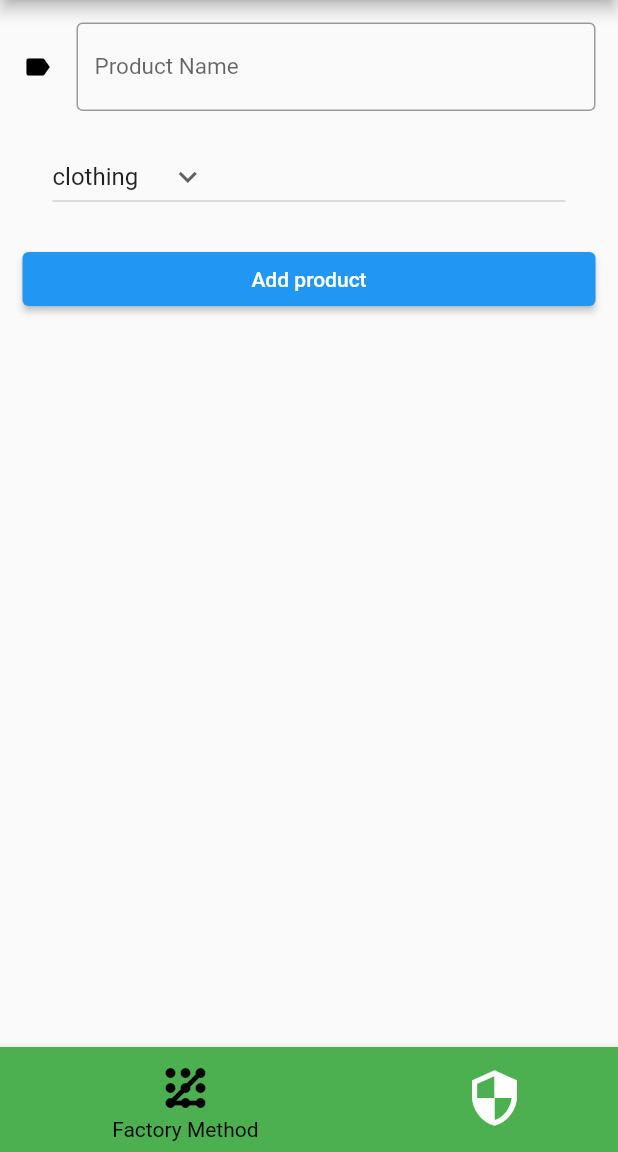
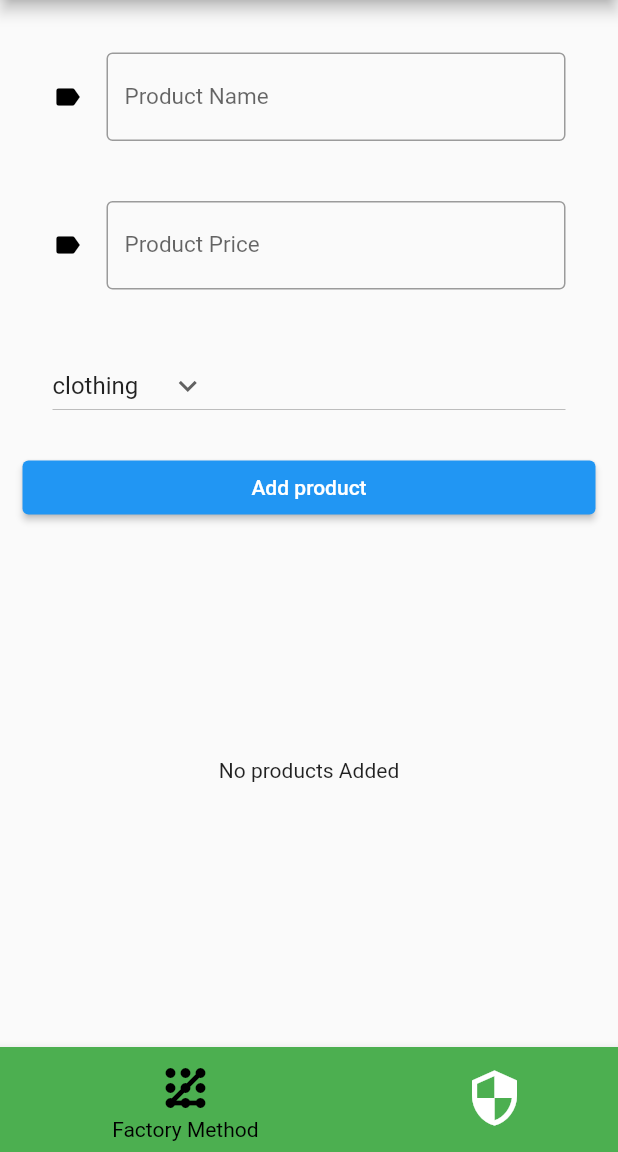
Before and after one commit to RutananaArnold/design_pattern_methods, a Flutter app: the screen it shows after launch, on a phone screen of 412 x 824 dp, the part 84-1236 px from its top. Run offline on Flutter 3.47's test engine with Material 2 defaults, Android fonts, the light colour scheme and no system bars.

Commit message:
factory method perfected

```diff
--- a/lib/patterns/factory_method/factory_method.dart
+++ b/lib/patterns/factory_method/factory_method.dart
@@ -15,34 +15,35 @@
 // concrete class
 class Electronics implements Product {
   @override
-  String? name;
+  String name;
   @override
-  String? category;
+  String category;
   @override
-  int? price;
-  Electronics({this.name, this.category, this.price});
+  int price;
+  Electronics(
+      {required this.name, required this.category, required this.price});
 }
 
 // concrete class
 class Clothing implements Product {
   @override
-  String? name;
+  String name;
   @override
-  String? category;
+  String category;
   @override
-  int? price;
-  Clothing({this.name, this.category, this.price});
+  int price;
+  Clothing({required this.name, required this.category, required this.price});
 }
 
 // concrete class
 class Groceries implements Product {
   @override
-  String? name;
+  String name;
   @override
-  String? category;
+  String category;
   @override
-  int? price;
-  Groceries({this.name, this.category, this.price});
+  int price;
+  Groceries({required this.name, required this.category, required this.price});
 }
 
 class ProductFactory {
--- a/lib/patterns/factory_method/product_interface.dart
+++ b/lib/patterns/factory_method/product_interface.dart
@@ -1,8 +1,8 @@
 class Product {
-  Product({this.name, this.category, this.price});
-  String? name;
-  String? category;
-  int? price;
+  Product({required this.name, required this.category, required this.price});
+  String name;
+  String category;
+  int price;
 }
 
 List<Product> allProducts = [];
--- a/lib/screens/factory_screen.dart
+++ b/lib/screens/factory_screen.dart
@@ -1,4 +1,7 @@
+import 'package:design_pattern_methods/patterns/factory_method/factory_method.dart';
 import 'package:flutter/material.dart';
+
+import '../patterns/factory_method/product_interface.dart';
 
 class FactoryMethodPage extends StatefulWidget {
   const FactoryMethodPage({super.key});
@@ -9,6 +12,7 @@
 
 class _FactoryMethodPageState extends State<FactoryMethodPage> {
   final nameController = TextEditingController();
+  final priceControler = TextEditingController();
 
   // Initial Selected Value
   String dropdownvalue = 'clothing';
@@ -19,13 +23,19 @@
     'groceries',
     'electronics',
   ];
+  final formKey = GlobalKey<FormState>();
   @override
   Widget build(BuildContext context) {
     final size = MediaQuery.of(context).size;
-    return ListView(
+    return Form(
+      key: formKey,
+      child: ListView(
         padding: const EdgeInsets.all(15),
         children: [
-        TextFormField(
+          Padding(
+            padding:
+                const EdgeInsets.only(top: 20, bottom: 20, left: 20, right: 20),
+            child: TextFormField(
               controller: nameController,
               validator: ((value) =>
                   value!.isNotEmpty ? null : "This field is required"),
@@ -42,6 +52,29 @@
                   border: OutlineInputBorder(
                       borderSide: BorderSide(color: Colors.teal)),
                   suffixStyle: TextStyle(color: Colors.green)),
+            ),
+          ),
+          Padding(
+            padding:
+                const EdgeInsets.only(top: 20, bottom: 20, left: 20, right: 20),
+            child: TextFormField(
+              controller: priceControler,
+              validator: ((value) =>
+                  value!.isNotEmpty ? null : "This field is required"),
+              decoration: const InputDecoration(
+                  icon: Icon(
+                    Icons.label,
+                    color: Colors.black,
+                    size: 20,
+                  ),
+                  labelText: "Product Price",
+                  labelStyle: TextStyle(fontSize: 15),
+                  hintText: "Product Price",
+                  hintStyle: TextStyle(fontSize: 13),
+                  border: OutlineInputBorder(
+                      borderSide: BorderSide(color: Colors.teal)),
+                  suffixStyle: TextStyle(color: Colors.green)),
+            ),
           ),
           // category selection
           Padding(
@@ -72,8 +105,41 @@
           ),
 
           // elevated button
-        ElevatedButton(onPressed: () {}, child: const Text("Add product"))
+          ElevatedButton(
+              onPressed: () {
+                if (formKey.currentState!.validate()) {
+                  setState(() {
+                    // Arrange
+                    ProductFactory factory = ProductFactory();
+
+                    // Act
+                    Product product = factory.createProduct(
+                        dropdownvalue,
+                        Product(
+                            name: nameController.text,
+                            category: dropdownvalue,
+                            price: int.parse(priceControler.text)));
+                  });
+                }
+              },
+              child: const Text("Add product")),
+
+          SizedBox(
+              height: size.height * 0.4,
+              child: allProducts.isEmpty
+                  ? const Center(child: Text("No products Added"))
+                  : ListView.builder(
+                      itemCount: allProducts.length,
+                      itemBuilder: (BuildContext context, index) {
+                        return ListTile(
+                          leading: const Icon(Icons.production_quantity_limits),
+                          title: Text(allProducts[index].name),
+                          subtitle: Text(allProducts[index].category),
+                          trailing: Text(allProducts[index].price.toString()),
+                        );
+                      }))
         ],
+      ),
     );
   }
 }
```
Also changed, not shown: lib/patterns/singleton_method/singleton.dart (added), 1 other file. Lines whose indentation alone changed are shown as unchanged.
